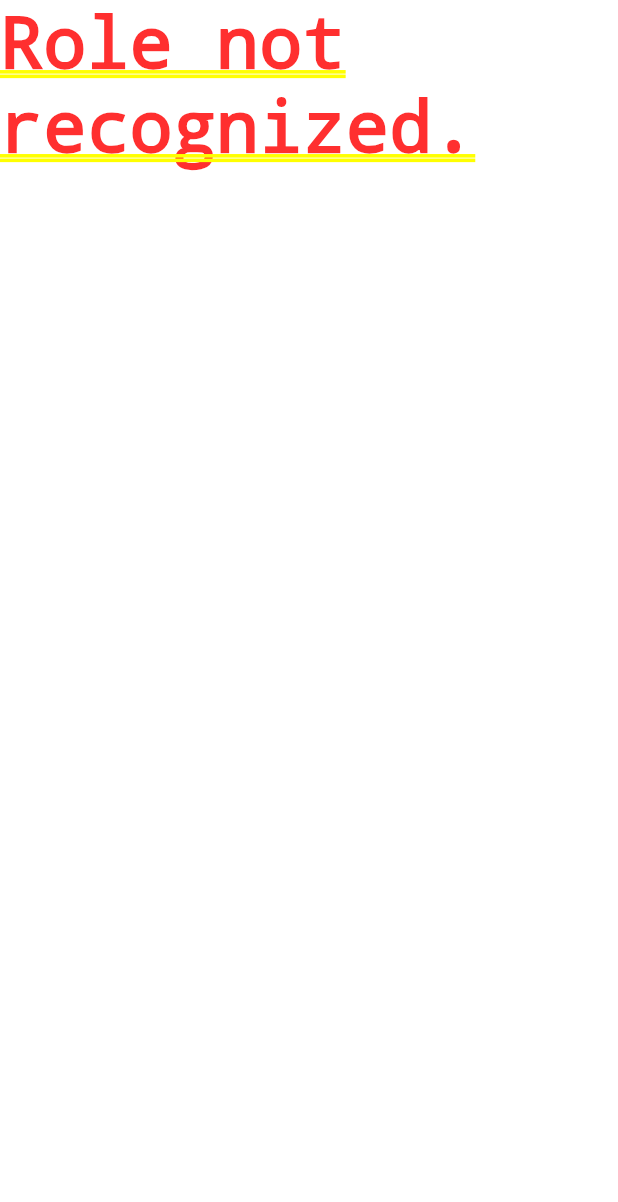
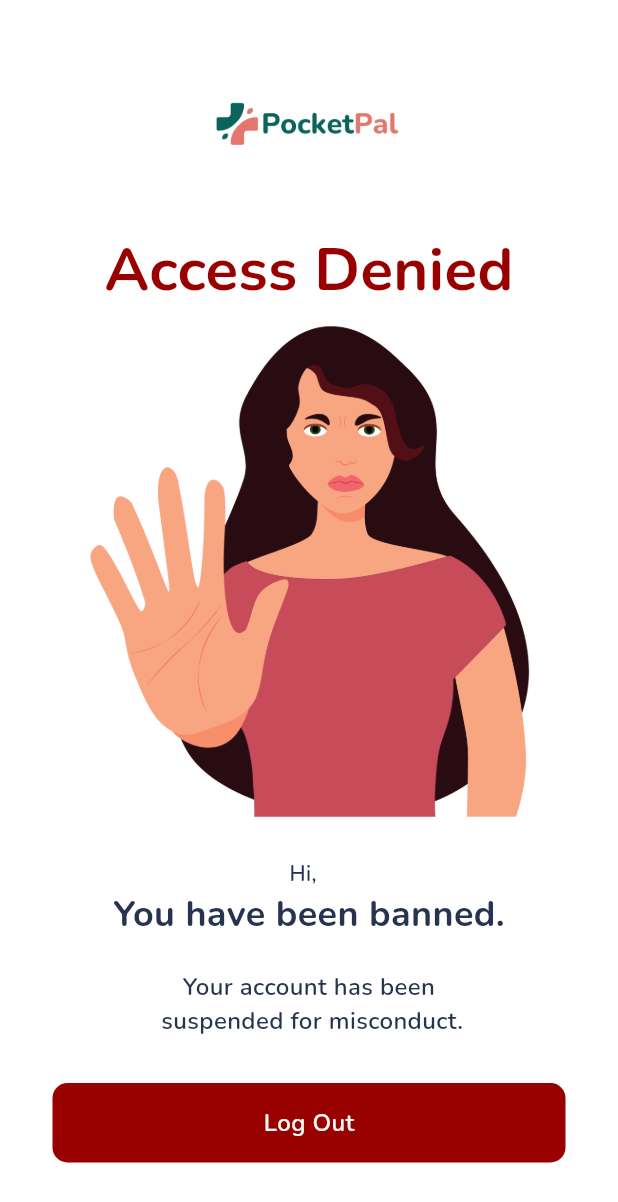
Before and after one commit to Dalton-G/Pocket-Pal, a Flutter app: the screen it shows after launch, after a tap on "Get Started", on a phone screen of 412 x 824 dp. Shown: the top 1202 px of the screen. Run offline on Flutter 3.47's test engine with Material 3 defaults, Android fonts, the phone set to English and light mode, and no system bars; our stand-ins replace cloud_firestore, file_picker, firebase_auth, firebase_core, firebase_storage, google_nav_bar and 4 more; missing offline and left inert: zego_uikit_prebuilt_call, zego_uikit_signaling_plugin, zego_zimkit; accounts and stored records are empty.

Commit message:
feat: added enhanced user authetication

```diff
--- /dev/null
+++ b/lib/src/auth/banned_page.dart
@@ -0,0 +1,58 @@
+import 'package:flutter/material.dart';
+import 'package:pocket_pal/src/providers/user_provider.dart';
+import 'package:pocket_pal/src/widgets/admin/manage_profile/ban_button.dart';
+import 'package:pocket_pal/theme/app_theme.dart';
+import 'package:provider/provider.dart';
+
+class BannedPage extends StatelessWidget {
+  const BannedPage({super.key});
+
+  @override
+  Widget build(BuildContext context) {
+    final userProvider = Provider.of<UserProvider>(context);
+    final currentUser = userProvider.userModel;
+
+    return Scaffold(
+      resizeToAvoidBottomInset: false,
+      body: SingleChildScrollView(
+        child: Padding(
+          padding: const EdgeInsets.all(35.0),
+          child: Column(
+            children: [
+              const SizedBox(height: 30),
+              Container(
+                height: 35,
+                child: Image.asset(
+                    'lib/src/assets/images/pocketpallogowithword.png'),
+              ),
+              const SizedBox(height: 60),
+              Text("Access Denied", style: AppTheme.largeTextRed),
+              const SizedBox(height: 10),
+              const Image(
+                image: AssetImage('lib/src/assets/images/banned.png'),
+              ),
+              const SizedBox(height: 20),
+              Text("Hi, ${currentUser?.firstName} ${currentUser?.lastName}",
+                  style: AppTheme.smallTextGrey),
+              const Text('You have been banned.',
+                  style: AppTheme.mediumTextGrey),
+              const SizedBox(height: 20),
+              const Text(
+                'Your account has been \n suspended for misconduct.',
+                style: AppTheme.normalTextGrey,
+                textAlign: TextAlign.center,
+              ),
+              const SizedBox(height: 30),
+              GestureDetector(
+                onTap: () => context.read<UserProvider>().logout(),
+                child: BanButton(
+                  buttonText: "Log Out",
+                ),
+              ),
+            ],
+          ),
+        ),
+      ),
+    );
+  }
+}
--- a/lib/src/auth/main_page.dart
+++ b/lib/src/auth/main_page.dart
@@ -1,12 +1,15 @@
 import 'package:flutter/material.dart';
 import 'package:pocket_pal/src/auth/auth_page.dart';
+import 'package:pocket_pal/src/auth/banned_page.dart';
+import 'package:pocket_pal/src/auth/rejected_page.dart';
+import 'package:pocket_pal/src/auth/waiting_page.dart';
 import 'package:pocket_pal/src/models/user_model.dart';
+import 'package:pocket_pal/src/providers/user_provider.dart';
 import 'package:pocket_pal/src/screens/admin/pages/admin_navigator.dart';
 import 'package:pocket_pal/src/screens/patient/member_navigator.dart';
 import 'package:pocket_pal/src/screens/therapist/pages/therapist_application_page.dart';
 import 'package:pocket_pal/src/screens/therapist/therapist_navigator.dart';
 import 'package:provider/provider.dart';
-import 'package:pocket_pal/src/providers/user_provider.dart';
 
 class MainPage extends StatefulWidget {
   const MainPage({super.key});
@@ -39,16 +42,30 @@ class MainPageState extends State<MainPage> {
                 return const AuthPage();
               } else {
                 final String role = userModel.role;
-                if (role == 'member' || role == 'Member') {
+                if ((role == 'member' || role == 'Member') &&
+                    !userModel.isBanned) {
                   return const MemberNavigator();
-                } else if (role == 'admin' || role == 'Admin') {
+                } else if ((role == 'admin' || role == 'Admin') &&
+                    !userModel.isBanned) {
                   return const AdminNavigator();
-                } else if (role == 'therapist') {
-                  return userModel.isSubmitted == true
-                      ? const TherapistNavigator()
-                      : TherapistApplicationPage(therapistId: userModel.id);
+                } else if (role == 'therapist' || role == 'Therapist') {
+                  if (!userModel.isSubmitted!) {
+                    return TherapistApplicationPage(
+                      therapistId: userModel.id,
+                    );
+                  } else {
+                    if (!userModel.isBanned && userModel.isApproved!) {
+                      return const TherapistNavigator();
+                    } else if (!userModel.isBanned && !userModel.isApproved!) {
+                      return const WaitingPage();
+                    } else if (userModel.isBanned && !userModel.isApproved!) {
+                      return const RejectedPage();
+                    } else {
+                      return const BannedPage();
+                    }
+                  }
                 } else {
-                  return const Text('Role not recognized.');
+                  return const BannedPage();
                 }
               }
             },
--- /dev/null
+++ b/lib/src/widgets/admin/manage_profile/ban_button.dart
@@ -0,0 +1,31 @@
+import 'package:flutter/material.dart';
+import 'package:pocket_pal/theme/app_theme.dart';
+
+class BanButton extends StatelessWidget {
+  // Attributes
+  final Function()? onTap;
+  final String buttonText;
+
+  // Constructors
+  const BanButton({
+    Key? key,
+    this.onTap,
+    required this.buttonText,
+  }) : super(key: key);
+
+  @override
+  Widget build(BuildContext context) {
+    return GestureDetector(
+      onTap: onTap,
+      child: Center(
+        child: Container(
+          padding: const EdgeInsets.symmetric(vertical: 15, horizontal: 8),
+          decoration: AppTheme.banButton,
+          child: Center(
+            child: Text(buttonText, style: AppTheme.normalTextWhite),
+          ),
+        ),
+      ),
+    );
+  }
+}
--- a/lib/theme/app_theme.dart
+++ b/lib/theme/app_theme.dart
@@ -20,6 +20,7 @@ class AppTheme {
 
   static const backgroundWhite = Color(0XFFFDF9F9);
   static const slateGrey = Color(0XFF27344F);
+  static const lightRed = Color(0XFF990000);
 
   static final ThemeData lightTheme = ThemeData(
     scaffoldBackgroundColor: white,
@@ -98,6 +99,13 @@ class AppTheme {
     fontWeight: FontWeight.bold,
     height: 1,
   );
+  static const TextStyle largeTextRed = TextStyle(
+    fontSize: 40.0,
+    color: lightRed,
+    fontFamily: 'Nunito',
+    fontWeight: FontWeight.bold,
+    height: 1,
+  );
   static const TextStyle largeTextGrey = TextStyle(
     fontSize: 40.0,
     color: slateGrey,
@@ -125,6 +133,12 @@ class AppTheme {
     fontFamily: 'Nunito',
     fontWeight: FontWeight.bold,
   );
+  static const TextStyle mediumTextGrey = TextStyle(
+    fontSize: 24.0,
+    color: slateGrey,
+    fontFamily: 'Nunito',
+    fontWeight: FontWeight.bold,
+  );
   static const TextStyle normalTextGrey = TextStyle(
     fontSize: 16.0,
     color: slateGrey,
@@ -134,6 +148,12 @@ class AppTheme {
   static const TextStyle normalTextWhite = TextStyle(
     fontSize: 16.0,
     color: backgroundWhite,
+    fontFamily: 'Nunito',
+    fontWeight: FontWeight.w600,
+  );
+  static const TextStyle normalTextGreen = TextStyle(
+    fontSize: 16.0,
+    color: primaryGreen,
     fontFamily: 'Nunito',
     fontWeight: FontWeight.w600,
   );
@@ -148,6 +168,18 @@ class AppTheme {
     color: slateGrey,
     fontFamily: 'Nunito',
     fontWeight: FontWeight.w600,
+  );
+  static const TextStyle smallTextWhite = TextStyle(
+    fontSize: 14.0,
+    color: backgroundWhite,
+    fontFamily: 'Nunito',
+    fontWeight: FontWeight.w600,
+  );
+  static const TextStyle boldTextGreen = TextStyle(
+    fontSize: 16.0,
+    color: primaryGreen,
+    fontFamily: 'Nunito',
+    fontWeight: FontWeight.bold,
   );
 
   // Onboarding Page Styles
@@ -172,6 +204,15 @@ class AppTheme {
   static const BoxDecoration onboardingButton = BoxDecoration(
     color: primaryGreen,
     borderRadius: BorderRadius.all(Radius.circular(10)),
+  );
+  static const BoxDecoration banButton = BoxDecoration(
+    color: lightRed,
+    borderRadius: BorderRadius.all(Radius.circular(10)),
+  );
+  static BoxDecoration onboardingButtonOutline = BoxDecoration(
+    color: Colors.transparent,
+    borderRadius: BorderRadius.all(Radius.circular(10)),
+    border: Border.all(color: primaryGreen, width: 2),
   );
   static const TextStyle onboardingButtonText = TextStyle(
     fontSize: 16.0,
@@ -202,6 +243,21 @@ class AppTheme {
   static const BoxDecoration lightGreenBorder = BoxDecoration(
     color: secondaryGreen,
     borderRadius: BorderRadius.all(Radius.circular(10)),
+  );
+
+  // Forun
+  static InputDecoration categoryDropdownMenu = InputDecoration(
+    fillColor: AppTheme.secondaryGreen,
+    filled: true,
+    prefixIcon: Icon(Icons.list, color: AppTheme.primaryGreen),
+    enabledBorder: OutlineInputBorder(
+      borderSide: BorderSide(color: AppTheme.secondaryGreen),
+      borderRadius: BorderRadius.circular(10),
+    ),
+    focusedBorder: OutlineInputBorder(
+      borderSide: BorderSide(color: AppTheme.secondaryGreen),
+      borderRadius: BorderRadius.circular(10),
+    ),
   );
 
   // static final ThemeData darkTheme = ThemeData(
```
Also changed, not shown: lib/src/auth/rejected_page.dart (added, +57 -0 lines), lib/src/auth/waiting_page.dart (added, +58 -0 lines), lib/src/assets/images/banned.png (added), lib/src/assets/images/rejected.png (added), lib/src/assets/images/waiting.png (added).
